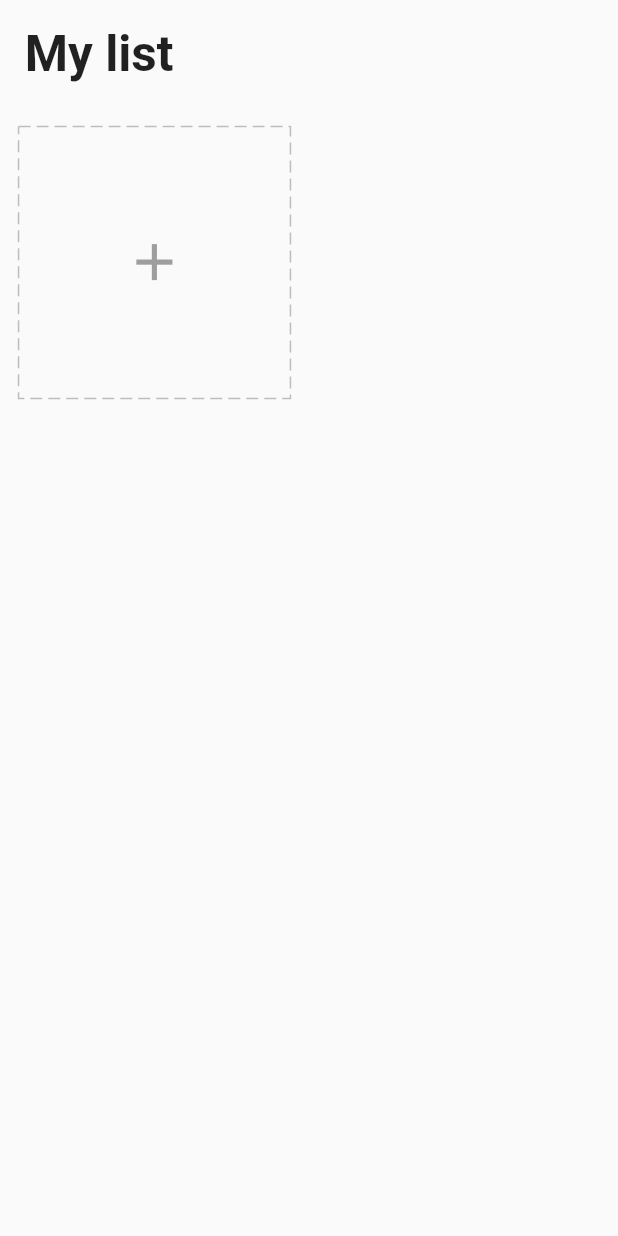
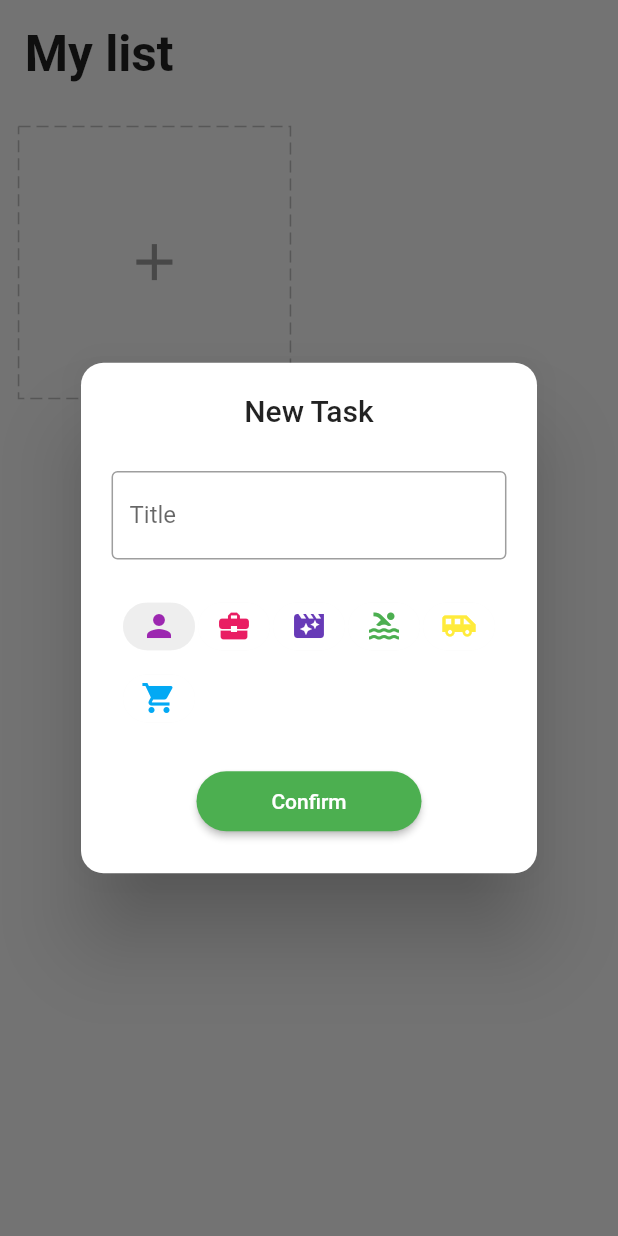
Before and after one commit to surya07dev/Todo, a Flutter app: the screen it shows after launch, after a tap on the "add" icon, on a phone screen of 412 x 824 dp. Run offline on Flutter 3.47's test engine with Material 2 defaults, Android fonts, the phone set to English and light mode, and no system bars; drawn by our look-alikes of dotted_border; our stand-ins replace equatable, flutter_easyloading, get, get_storage.

Commit message:
add: functionality of add_card

```diff
--- a/lib/app/modules/home/controller.dart
+++ b/lib/app/modules/home/controller.dart
@@ -1,3 +1,4 @@
+import 'package:flutter/material.dart';
 import 'package:get/get.dart';
 import 'package:todo/app/data/models/task.dart';
 import 'package:todo/app/data/services/storage/repository.dart';
@@ -6,6 +7,9 @@ class HomeController extends GetxController {
   TaskRepository taskRepository;
   HomeController({required this.taskRepository});
 
+  final formKey = GlobalKey<FormState>();
+  final chipIndex = 0.obs;
+  final editCtrl = TextEditingController();
   final tasks = <Task>[].obs;
 
   @override
@@ -14,4 +18,16 @@ class HomeController extends GetxController {
     tasks.assignAll(taskRepository.readtasks());
     ever(tasks, (_) => taskRepository.writeTasks(tasks));
   }
+
+  void changeChipIndex(int value) {
+    chipIndex.value = value;
+  }
+
+  bool addTask(Task task) {
+    if (tasks.contains(task)) {
+      return false;
+    } else {
+      return true;
+    }
+  }
 }
--- a/lib/app/modules/home/widgets/add_card.dart
+++ b/lib/app/modules/home/widgets/add_card.dart
@@ -1,13 +1,15 @@
 import 'package:dotted_border/dotted_border.dart';
 import 'package:flutter/material.dart';
+import 'package:flutter_easyloading/flutter_easyloading.dart';
 import 'package:get/get.dart';
 import 'package:todo/app/core/utils/extensions.dart';
+import 'package:todo/app/data/models/task.dart';
 import 'package:todo/app/modules/home/controller.dart';
 import 'package:todo/app/widgets/icons.dart';
 
 class AddCard extends StatelessWidget {
   final homeCtrl = Get.find<HomeController>();
-AddCard({super.key});
+  AddCard({super.key});
 
   @override
   Widget build(BuildContext context) {
@@ -18,7 +20,85 @@ AddCard({super.key});
       height: squareWidth / 2,
       margin: EdgeInsets.all(3.0.wp),
       child: InkWell(
-        onTap: () {},
+        onTap: () async {
+          await Get.defaultDialog(
+            titlePadding: EdgeInsets.symmetric(vertical: 5.0.wp),
+            radius: 15,
+            title: "New Task",
+            content: Form(
+              key: homeCtrl.formKey,
+              child: Column(
+                children: [
+                  Padding(
+                    padding: EdgeInsets.symmetric(horizontal: 3.0.wp),
+                    child: TextFormField(
+                      controller: homeCtrl.editCtrl,
+                      decoration: const InputDecoration(
+                        border: OutlineInputBorder(),
+                        labelText: "Title",
+                      ),
+                      validator: (value) {
+                        if (value == null || value.trim().isEmpty) {
+                          return "Please enter your task title";
+                        }
+                        return null;
+                      },
+                    ),
+                  ),
+                  Padding(
+                    padding: EdgeInsets.symmetric(vertical: 5.0.wp),
+                    child: Wrap(
+                      spacing: 2.0,
+                      children: icons
+                          .map(
+                            (e) => Obx(
+                              (() {
+                                final index = icons.indexOf(e);
+                                return ChoiceChip(
+                                  selectedColor: Colors.grey[200],
+                                  pressElevation: 5,
+                                  backgroundColor: Colors.white,
+                                  label: e,
+                                  selected: homeCtrl.chipIndex.value == index,
+                                  onSelected: (bool selected) {
+                                    homeCtrl.chipIndex.value =
+                                        selected ? index : 0;
+                                  },
+                                );
+                              }),
+                            ),
+                          )
+                          .toList(),
+                    ),
+                  ),
+                  ElevatedButton(
+                    style: ElevatedButton.styleFrom(
+                      backgroundColor: Colors.green,
+                      shape: RoundedRectangleBorder(
+                          borderRadius: BorderRadius.circular(20)),
+                      minimumSize: const Size(150, 40),
+                    ),
+                    onPressed: () {
+                      if (homeCtrl.formKey.currentState!.validate()) {
+                        int icon =
+                            icons[homeCtrl.chipIndex.value].icon!.codePoint;
+                        String color =
+                            icons[homeCtrl.chipIndex.value].color!.toString();
+                        var task = Task(
+                            title: homeCtrl.editCtrl.text,
+                            icon: icon,
+                            color: color,);
+                            Get.back();
+                            homeCtrl.addTask(task) ? EasyLoading.showSuccess("Create Success") : EasyLoading.showError("Duplicated Task");
+                      }
+                    },
+                    child: const Text("Confirm"),
+                  )
+                ],
+              ),
+            ),
+          );
+        },
         child: DottedBorder(
           color: Colors.grey[400]!,
           dashPattern: const [8, 4],
```
